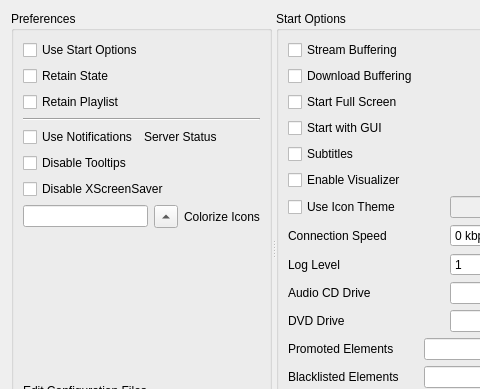
Qt form code/settings/ui/settings.ui (andrew-bibb/mbmp) before a commit; both pictures show x 0 to 480 and y 0 to 389 of the 601 by 523 pixel window.
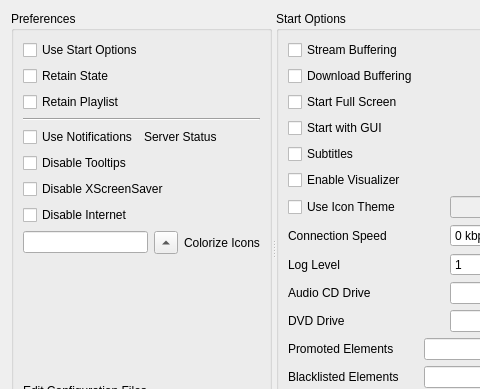
The same form after that commit.

```diff
--- a/code/settings/ui/settings.ui
+++ b/code/settings/ui/settings.ui
@@ -130,7 +130,7 @@
          </property>
         </widget>
        </item>
-       <item row="8" column="0">
+       <item row="9" column="0">
         <spacer name="verticalSpacer">
          <property name="orientation">
           <enum>Qt::Vertical</enum>
@@ -143,7 +143,7 @@
          </property>
         </spacer>
        </item>
-       <item row="9" column="0">
+       <item row="10" column="0">
         <widget class="QGroupBox" name="groupBox_edit">
          <property name="whatsThis">
           <string>&lt;html&gt;&lt;head/&gt;&lt;body&gt;&lt;p&gt;Edit the user copy of the &lt;span style=&quot; font-weight:600;&quot;&gt;mbmp.keys&lt;/span&gt; and&lt;span style=&quot; font-weight:600;&quot;&gt; mbmp.icon&lt;/span&gt; files. &lt;/p&gt;&lt;p&gt;This uses xdg-open and if there mime type for text/plain found the controls will be disabled.&lt;/p&gt;&lt;/body&gt;&lt;/html&gt;</string>
@@ -179,7 +179,7 @@
          </layout>
         </widget>
        </item>
-       <item row="7" column="0">
+       <item row="8" column="0">
         <layout class="QHBoxLayout" name="horizontalLayout">
          <item>
           <widget class="QLineEdit" name="lineEdit_colorize">
@@ -210,6 +210,16 @@
          </item>
         </layout>
        </item>
+       <item row="7" column="0">
+        <widget class="QCheckBox" name="checkBox_disableinternet">
+         <property name="whatsThis">
+          <string>&lt;html&gt;&lt;head/&gt;&lt;body&gt;&lt;p&gt;When checked internet services (Musicbrainz and Cover Art Archive) will not be used.&lt;/p&gt;&lt;/body&gt;&lt;/html&gt;</string>
+         </property>
+         <property name="text">
+          <string>Disable Internet</string>
+         </property>
+        </widget>
+       </item>
       </layout>
      </widget>
      <widget class="QGroupBox" name="groupBox_startoptions">
```
